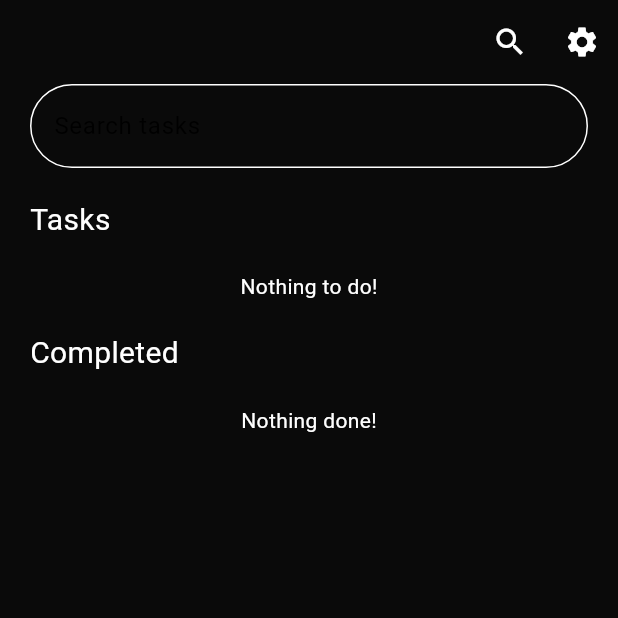
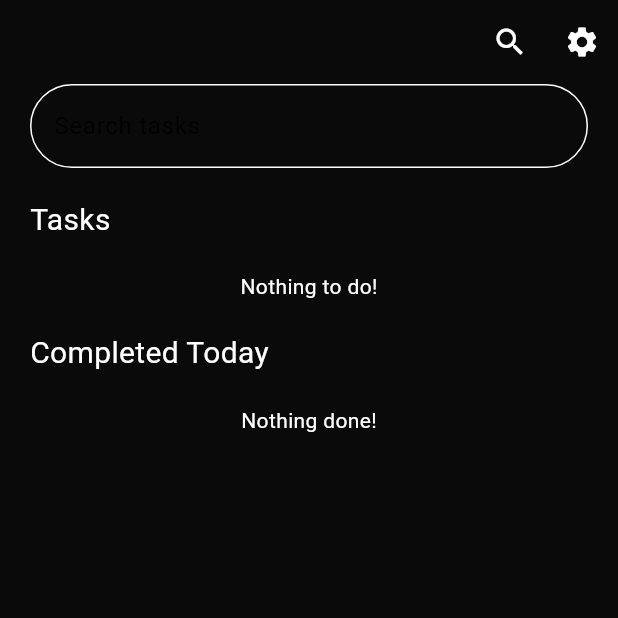
Before and after one commit to Hedevgare/uptodo, a Flutter app: the screen it shows after launch, after a tap on the "search" icon, on a phone screen of 412 x 824 dp, the top half of it. Run offline on Flutter 3.47's test engine with Material 3 defaults, Android fonts, the phone set to English and light mode, and no system bars; our stand-ins replace sqflite; accounts and stored records are empty.

Commit message:
feat: Add list tasks done today
This commit changes the list to show 'done' tasks to allow showing tasks 'completed'
during the current day.

```diff
--- a/lib/models/task.dart
+++ b/lib/models/task.dart
@@ -2,16 +2,18 @@ class Task {
   final int? id;
   String title;
   String? dueDate;
+  String? doneDate;
   bool isDone;
 
-  Task({this.id, required this.title, this.dueDate, required this.isDone});
+  Task({this.id, required this.title, this.dueDate, required this.isDone, this.doneDate});
 
   Map<String, Object?> toMap() {
     return {
       'id': id,
       'title': title,
       'due_date': dueDate.toString().split(' ')[0],
-      'is_done': isDone ? 1 : 0
+      'is_done': isDone ? 1 : 0,
+      'done_date': doneDate.toString().split(' ')[0],
     };
   }
 
@@ -21,6 +23,7 @@ class Task {
       title: map['title'],
       dueDate: map['due_date'],
       isDone: map['is_done'] == 1,
+      doneDate: map['done_date'],
     );
   }
 }
--- a/lib/providers/task_provider.dart
+++ b/lib/providers/task_provider.dart
@@ -7,8 +7,8 @@ class TaskProvider extends ChangeNotifier {
 
   TaskProvider();
 
-  Future<List<Task>> getTasks(bool isDone) async {
-    return await database.allTasks(isDone);
+  Future<List<Task>> getTasks(bool isDone, bool justToday) async {
+    return await database.allTasks(isDone, justToday);
   }
 
   Future<void> addTask(task) async {
--- a/lib/services/database.dart
+++ b/lib/services/database.dart
@@ -25,7 +25,7 @@ class DatabaseService {
 
   initDatabase() async {
     final path = join(await getDatabasesPath(), 'uptodo.db');
-    const int currentVersion = 2;
+    const int currentVersion = 3;
 
     return openDatabase(path, version: currentVersion, onCreate: (db, version) async {
       var batch = db.batch();
@@ -36,6 +36,9 @@ class DatabaseService {
       switch(oldVersion) {
         case 1:
           MigrationsService.migrationV2(batch);
+          break;
+        case 2:
+          MigrationsService.migrationV3(batch);
           break;
       }
       await batch.commit();
@@ -52,9 +55,10 @@ class DatabaseService {
     await db.update('tasks', task.toMap(), where: 'id = ?', whereArgs: [task.id]);
 }
 
-  Future<List<Task>> allTasks(bool isDone) async {
+  Future<List<Task>> allTasks(bool isDone, bool justToday) async {
+    String beginOfDay = DateTime(DateTime.now().year, DateTime.now().month, DateTime.now().day).toString();
     final db = await database;
-    final List<Map<String, Object?>> tasksMap = await db.query('tasks', where: 'is_done = ?', whereArgs: [isDone ? 1 : 0], orderBy: 'due_date ASC');
+    final List<Map<String, Object?>> tasksMap = await db.query('tasks', where: 'is_done = ? AND done_date > ?', whereArgs: [isDone ? 1 : 0, beginOfDay], orderBy: 'due_date ASC');
     return tasksMap.map((map) => Task.fromMap(map)).toList();
   }
 
--- a/lib/services/migrations.dart
+++ b/lib/services/migrations.dart
@@ -12,4 +12,10 @@ class MigrationsService {
     batch.execute(
         'CREATE TABLE tasks (id INTEGER PRIMARY KEY, title TEXT, due_date TEXT, is_done INTEGER);');
   }
+
+  static void migrationV3(Batch batch) {
+    batch.execute('DROP TABLE IF EXISTS tasks;');
+    batch.execute(
+        'CREATE TABLE tasks (id INTEGER PRIMARY KEY, title TEXT, due_date TEXT, is_done INTEGER, done_date TEXT);');
+  }
 }
--- a/lib/ui/task_item_list.dart
+++ b/lib/ui/task_item_list.dart
@@ -75,6 +75,7 @@ class _TaskItemListState extends State<TaskItemList> {
                                       'Mark as ${task.isDone ? "not done" : "done"}', style: const TextStyle(color: Colors.white),),
                                   onTap: () {
                                     task.isDone != task.isDone;
+                                    task.doneDate = task.isDone ? DateTime.now().toString() : 'null';
                                     updateTask(task);
                                     widget.onUpdate();
                                     Navigator.pop(context);
--- a/lib/ui/task_list.dart
+++ b/lib/ui/task_list.dart
@@ -20,7 +20,7 @@ class TaskList extends StatelessWidget {
     return Consumer<TaskProvider>(
       builder: (context, taskProvider, child) {
           return FutureBuilder<List<Task>>(
-                future: taskProvider.getTasks(isDone),
+                future: taskProvider.getTasks(isDone, isDone ? true : false),
                 builder: (context, snapshot) {
                   if (snapshot.connectionState == ConnectionState.waiting) {
                     return const Center(child: CircularProgressIndicator());
--- a/lib/views/home.dart
+++ b/lib/views/home.dart
@@ -92,7 +92,7 @@ class _MyHomePageState extends State<MyHomePage> {
               height: 20,
             ),
             const Text(
-              "Completed",
+              "Completed Today",
               style: TextStyle(fontSize: 20),
             ),
             const SizedBox(
```
